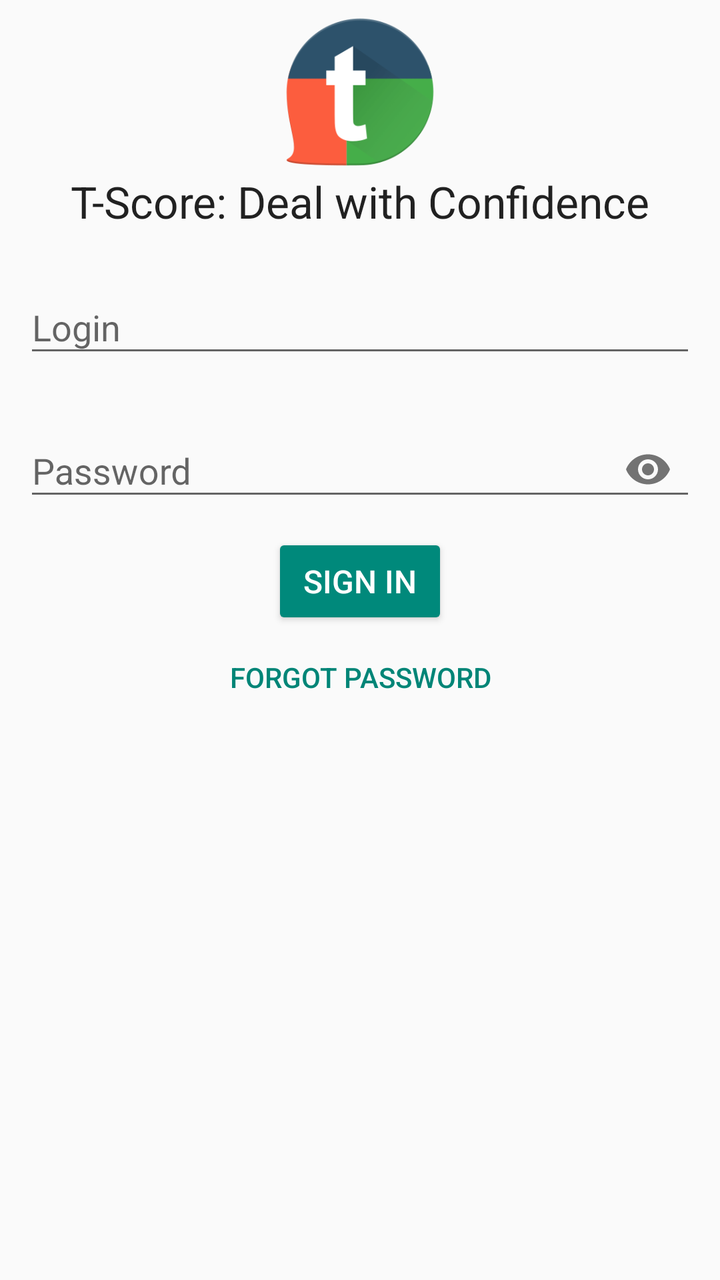
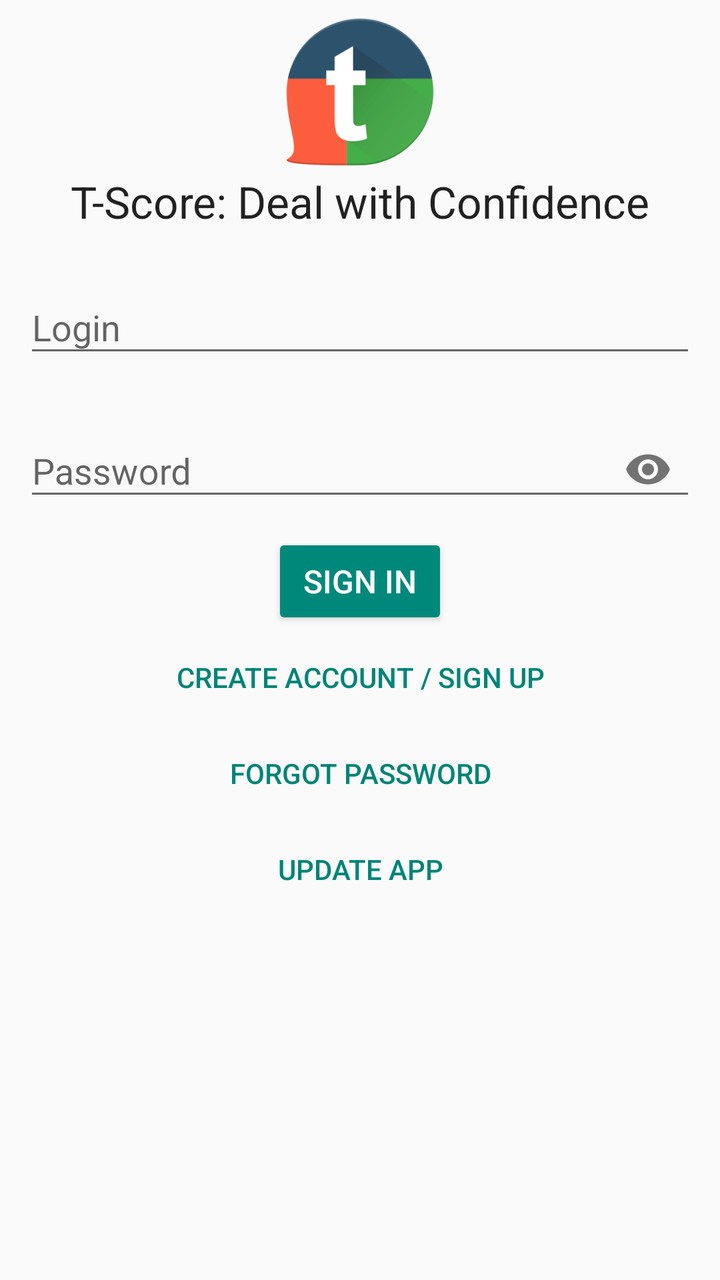

Screens rendered from an Android XML layout before and after an edit, with the pre-edit source and the edit as a unified diff.
<!-- AndroidManifest.xml: activity theme AppTheme -->
<!-- res/layout/fragment_login.xml -->
<RelativeLayout
    xmlns:android="http://schemas.android.com/apk/res/android"
    xmlns:tools="http://schemas.android.com/tools"
    xmlns:app="http://schemas.android.com/apk/res-auto"
    android:layout_width="match_parent"
    android:layout_height="match_parent"
    android:paddingBottom="@dimen/activity_vertical_margin"
    android:paddingLeft="@dimen/activity_horizontal_margin"
    android:paddingRight="@dimen/activity_horizontal_margin"
    android:paddingTop="@dimen/activity_vertical_margin"
    tools:context=".LoginFragment">

    <androidx.appcompat.widget.AppCompatImageView
        android:id="@+id/imageLogo"
        android:layout_width="match_parent"
        android:layout_height="80dp"
        android:src="@drawable/logo_src"
        android:layout_alignParentStart="true"
        android:layout_alignParentTop="true"
        android:contentDescription="@string/tinode_logo"/>

    <TextView
        android:id="@+id/appTitle"
        android:layout_width="wrap_content"
        android:layout_height="wrap_content"
        android:textAppearance="?android:attr/textAppearanceLarge"
        android:text="@string/app_description"
        android:layout_below="@+id/imageLogo"
        android:layout_marginBottom="8dp"
        android:layout_centerHorizontal="true" />

    <com.google.android.material.textfield.TextInputLayout
        android:id="@+id/editLoginWrapper"
        android:layout_width="match_parent"
        android:layout_height="wrap_content"
        android:layout_below="@+id/appTitle"
        android:hint="@string/login_hint"
        android:layout_marginTop="8dp"
        android:layout_marginBottom="8dp">
        <com.google.android.material.textfield.TextInputEditText
            android:layout_width="match_parent"
            android:layout_height="wrap_content"
            android:id="@+id/editLogin"
            android:inputType="text" />
    </com.google.android.material.textfield.TextInputLayout>

    <com.google.android.material.textfield.TextInputLayout
        android:id="@+id/editPasswordWrapper"
        android:layout_width="match_parent"
        android:layout_height="wrap_content"
        android:layout_below="@+id/editLoginWrapper"
        android:layout_marginTop="8dp"
        android:layout_marginBottom="8dp"
        android:hint="@string/password_hint"
        app:endIconMode="password_toggle">
        <com.google.android.material.textfield.TextInputEditText
            android:id="@+id/editPassword"
            android:layout_width="match_parent"
            android:layout_height="wrap_content"
            android:inputType="textPassword" />
    </com.google.android.material.textfield.TextInputLayout>

    <androidx.appcompat.widget.AppCompatButton
        android:id="@+id/signIn"
        style="?attr/buttonStyle"
        android:layout_width="wrap_content"
        android:layout_height="wrap_content"
        android:text="@string/sign_in"
        android:layout_below="@+id/editPasswordWrapper"
        android:textSize="@dimen/button_text"
        android:textColor="@color/white"
        android:enabled="true"
        android:layout_centerHorizontal="true"
        app:backgroundTint="@color/button_background" />

    <Button
        android:id="@+id/forgotPassword"
        style="?attr/buttonBarButtonStyle"
        android:layout_width="wrap_content"
        android:layout_height="wrap_content"
        android:text="@string/forgot_password"
        android:layout_below="@+id/signIn"
        android:layout_centerHorizontal="true" />

    <LinearLayout
        android:id="@+id/brandingSetup"
        android:layout_width="match_parent"
        android:layout_height="wrap_content"
        android:orientation="vertical"
        android:layout_centerHorizontal="true"
        android:layout_alignParentBottom="true"
        android:gravity="center_horizontal"
        android:visibility="gone"
        android:clickable="true"
        android:focusable="true">

        <androidx.appcompat.widget.AppCompatImageView
            android:layout_width="36dp"
            android:layout_height="36dp"
            android:src="@drawable/ic_qr_code"
            android:contentDescription="@string/configure_connection"
            app:tint="@color/colorAccent" />

        <TextView
            android:layout_width="wrap_content"
            android:layout_height="wrap_content"
            android:text="@string/configure_connection"
            android:textSize="@dimen/button_text"
            android:enabled="true" />
    </LinearLayout>

    <LinearLayout
        android:id="@+id/byTinode"
        android:layout_width="match_parent"
        android:layout_height="wrap_content"
        android:layout_centerHorizontal="true"
        android:layout_alignParentBottom="true"
        android:visibility="gone"
        android:gravity="center_horizontal">

        <androidx.appcompat.widget.AppCompatImageView
            android:layout_width="24dp"
            android:layout_height="24dp"
            android:layout_marginEnd="8dp"
            android:src="@drawable/logo_src"
            android:contentDescription="@string/tinode_logo"/>

        <TextView
            android:layout_width="wrap_content"
            android:layout_height="wrap_content"
            android:text="@string/tinode"
            android:textSize="@dimen/button_text"
            android:enabled="true" />
    </LinearLayout>
</RelativeLayout>
<!-- resources referenced by this layout -->
<resources>
  <color name="colorAccent">#00897B</color>
  <color name="white">#FFFFFF</color>
  <dimen name="activity_horizontal_margin">12dp</dimen>
  <dimen name="activity_vertical_margin">6dp</dimen>
  <dimen name="button_text">16sp</dimen>
  <!-- drawable ic_qr_code (drawable) -->
  <vector
      android:height="24dp"
      android:tint="?android:textColorPrimary"
      android:viewportHeight="24"
      android:viewportWidth="24"
      android:width="24dp"
      xmlns:android="http://schemas.android.com/apk/res/android">
      <path android:fillColor="@android:color/white" android:pathData="M3,11h8V3H3V11zM5,5h4v4H5V5z"/>
      <path android:fillColor="@android:color/white" android:pathData="M3,21h8v-8H3V21zM5,15h4v4H5V15z"/>
      <path android:fillColor="@android:color/white" android:pathData="M13,3v8h8V3H13zM19,9h-4V5h4V9z"/>
      <path android:fillColor="@android:color/white" android:pathData="M19,19h2v2h-2z"/>
      <path android:fillColor="@android:color/white" android:pathData="M13,13h2v2h-2z"/>
      <path android:fillColor="@android:color/white" android:pathData="M15,15h2v2h-2z"/>
      <path android:fillColor="@android:color/white" android:pathData="M13,17h2v2h-2z"/>
      <path android:fillColor="@android:color/white" android:pathData="M15,19h2v2h-2z"/>
      <path android:fillColor="@android:color/white" android:pathData="M17,17h2v2h-2z"/>
      <path android:fillColor="@android:color/white" android:pathData="M17,13h2v2h-2z"/>
      <path android:fillColor="@android:color/white" android:pathData="M19,15h2v2h-2z"/>
  </vector>
  <string name="app_description" translatable="false">T-Score: Deal with Confidence</string>
  <string name="configure_connection">Configure connection</string>
  <string name="forgot_password">Forgot password</string>
  <string name="login_hint">Login</string>
  <string name="password_hint">Password</string>
  <string name="sign_in">Sign In</string>
  <string name="tinode" translatable="false">Tinode</string>
  <string name="tinode_logo" translatable="false">T-Score Logo</string>
  <style name="AppTheme" parent="Theme.AppCompat.DayNight.NoActionBar">
          <item name="android:windowDrawsSystemBarBackgrounds">true</item>
          <item name="android:statusBarColor">@android:color/transparent</item>
          <item name="android:navigationBarColor">@android:color/transparent</item>
          <item name="windowNoTitle">true</item>
          <item name="windowActionBar">false</item>
          <item name="windowActionModeOverlay">true</item>
          <item name="preferenceTheme">@style/PreferenceThemeOverlay</item>
          <item name="android:listDivider">@drawable/list_divider</item>
      </style>
  <style name="PreferenceThemeOverlay">
          <item name="preferenceScreenStyle">@style/Preference.PreferenceScreen</item>
          <item name="preferenceFragmentStyle">@style/PreferenceFragment</item>
          <item name="preferenceCategoryStyle">@style/Preference.Category</item>
          <item name="preferenceStyle">@style/Preference</item>
          <item name="preferenceInformationStyle">@style/Preference.Information</item>
          <item name="checkBoxPreferenceStyle">@style/Preference.CheckBoxPreference</item>
          <item name="switchPreferenceCompatStyle">@style/Preference.SwitchPreferenceCompat</item>
          <item name="dialogPreferenceStyle">@style/Preference.DialogPreference</item>
          <item name="editTextPreferenceStyle">@style/Preference.DialogPreference.EditTextPreference
          </item>
          <item name="preferenceFragmentListStyle">@style/PreferenceFragmentList</item>
      </style>
  <!-- drawable list_divider (drawable) -->
  <?xml version="1.0" encoding="utf-8"?>
  <inset xmlns:android="http://schemas.android.com/apk/res/android"
      android:insetLeft="60dp"
      android:insetRight="4dp" >
      <shape android:shape="rectangle">
          <size android:height="1px"/>
          <solid android:color="@color/colorListDivider" />
      </shape>
  </inset>
  <color name="colorListDivider">#CCCCCC</color>
  <!-- unchanged entries left out for length: 1 -->
</resources>

<!-- the commit's change to res/layout/fragment_login.xml (unified diff, before → after) -->
@@ -74,12 +74,30 @@
         app:backgroundTint="@color/button_background" />
 
     <Button
+        android:id="@+id/createAccount"
+        style="?attr/buttonBarButtonStyle"
+        android:layout_width="wrap_content"
+        android:layout_height="wrap_content"
+        android:text="Create Account / Sign Up"
+        android:layout_below="@+id/signIn"
+        android:layout_centerHorizontal="true" />
+
+    <Button
         android:id="@+id/forgotPassword"
         style="?attr/buttonBarButtonStyle"
         android:layout_width="wrap_content"
         android:layout_height="wrap_content"
         android:text="@string/forgot_password"
-        android:layout_below="@+id/signIn"
+        android:layout_below="@+id/createAccount"
+        android:layout_centerHorizontal="true" />
+
+    <Button
+        android:id="@+id/updateApp"
+        style="?attr/buttonBarButtonStyle"
+        android:layout_width="wrap_content"
+        android:layout_height="wrap_content"
+        android:text="Update App"
+        android:layout_below="@+id/forgotPassword"
         android:layout_centerHorizontal="true" />
 
     <LinearLayout
